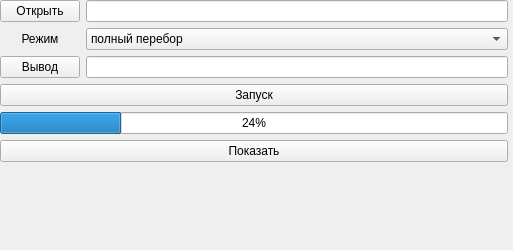
Old version of the form vc_ui.ui in the repository wildstyl3r/minVC.
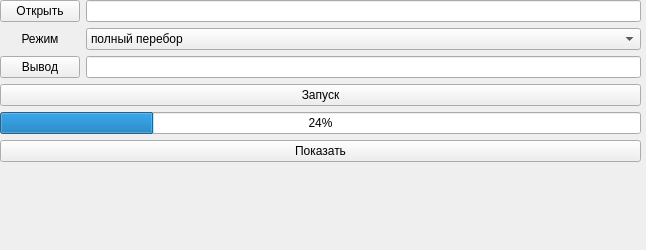
New version of the form.

```diff
--- a/vc_ui.ui
+++ b/vc_ui.ui
@@ -6,7 +6,7 @@
    <rect>
     <x>0</x>
     <y>0</y>
-    <width>513</width>
+    <width>646</width>
     <height>250</height>
    </rect>
   </property>
@@ -18,7 +18,7 @@
     <rect>
      <x>0</x>
      <y>0</y>
-     <width>508</width>
+     <width>641</width>
      <height>247</height>
     </rect>
    </property>
```
Left out of the diff: 12 changed lines with no effect on the pictures.
